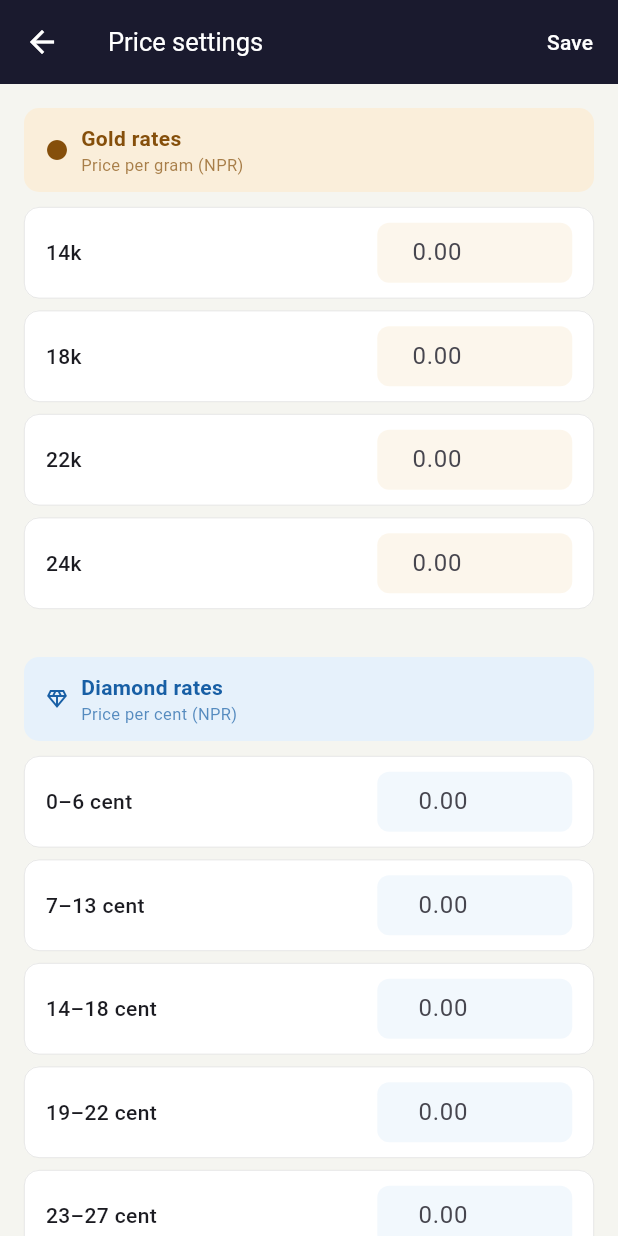
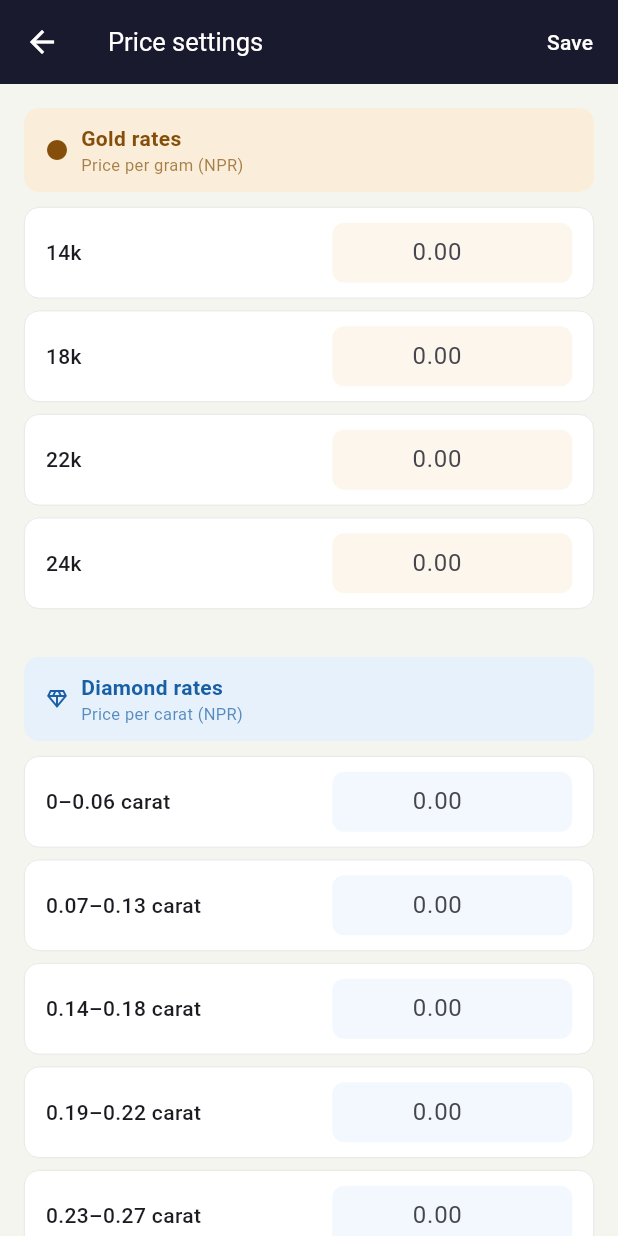
Before and after one commit to bsakriya22-lab/DiamondVault, a Flutter app: the PriceSettingsScreen screen opened directly, on a phone screen of 412 x 824 dp. Run offline on Flutter 3.47's test engine with Material 3 defaults, Android fonts, the phone set to English and light mode, and no system bars; our stand-ins replace cloud_firestore, firebase_auth, firebase_core, firebase_storage, image_picker; accounts and stored records are empty.

Commit message:
Update price calculator to use per-carat pricing and widen input fields

```diff
--- a/lib/screens/price_calculator_screen.dart
+++ b/lib/screens/price_calculator_screen.dart
@@ -82,18 +82,36 @@ class _PriceCalculatorScreenState extends State<PriceCalculatorScreen> {
     return diamonds.map((d) {
       final cat = d['category'] ?? '';
       final carats = (d['totalCarats'] as num?)?.toDouble() ?? 0;
-      final cents = carats * 100;
-      final rate = (dRates[cat] as num?)?.toDouble() ?? 0;
-      final price = cents * rate;
+      // Map old cent-based categories to new carat-based categories for backward compatibility
+      final mappedCat = _mapOldCategoryToNew(cat);
+      final rate = (dRates[mappedCat] as num?)?.toDouble() ?? 0;
+      final price = carats * rate;
       return {
-        'label': cat,
+        'label': mappedCat,
         'carats': carats,
-        'cents': cents,
         'rate': rate,
         'price': price,
         'pieces': d['pieces'] ?? 0,
       };
     }).toList();
+  }
+
+  // Map old cent-based categories to new carat-based categories
+  String _mapOldCategoryToNew(String oldCategory) {
+    const mapping = {
+      '0–6 cent': '0–0.06 carat',
+      '7–13 cent': '0.07–0.13 carat',
+      '14–18 cent': '0.14–0.18 carat',
+      '19–22 cent': '0.19–0.22 carat',
+      '23–27 cent': '0.23–0.27 carat',
+      '28–36 cent': '0.28–0.36 carat',
+      '37–43 cent': '0.37–0.43 carat',
+      '44–65 cent': '0.44–0.65 carat',
+      '66–80 cent': '0.66–0.80 carat',
+      '81–99 cent': '0.81–0.99 carat',
+    };
+    return mapping[oldCategory] ??
+        oldCategory; // Return original if no mapping found
   }
 
   double get _diamondSubtotal =>
@@ -324,8 +342,7 @@ class _PriceCalculatorScreenState extends State<PriceCalculatorScreen> {
                       rows: [
                         ..._diamondBreakdown.map((d) => _Row(
                               label: '${d['label']} · ${d['pieces']} pcs',
-                              detail:
-                                  '${d['carats']}ct = ${(d['cents'] as double).toStringAsFixed(1)} cent × NPR ${d['rate']}/cent',
+                              detail: '${d['carats']}ct × NPR ${d['rate']}/ct',
                               amount: d['price'] as double,
                             )),
                         if (_discountPct > 0)
--- a/lib/screens/price_settings_screen.dart
+++ b/lib/screens/price_settings_screen.dart
@@ -23,16 +23,16 @@ class _PriceSettingsScreenState extends State<PriceSettingsScreen> {
 
   // Diamond rates per cent
   final Map<String, TextEditingController> _diamondRates = {
-    '0–6 cent': TextEditingController(),
-    '7–13 cent': TextEditingController(),
-    '14–18 cent': TextEditingController(),
-    '19–22 cent': TextEditingController(),
-    '23–27 cent': TextEditingController(),
-    '28–36 cent': TextEditingController(),
-    '37–43 cent': TextEditingController(),
-    '44–65 cent': TextEditingController(),
-    '66–80 cent': TextEditingController(),
-    '81–99 cent': TextEditingController(),
+    '0–0.06 carat': TextEditingController(),
+    '0.07–0.13 carat': TextEditingController(),
+    '0.14–0.18 carat': TextEditingController(),
+    '0.19–0.22 carat': TextEditingController(),
+    '0.23–0.27 carat': TextEditingController(),
+    '0.28–0.36 carat': TextEditingController(),
+    '0.37–0.43 carat': TextEditingController(),
+    '0.44–0.65 carat': TextEditingController(),
+    '0.66–0.80 carat': TextEditingController(),
+    '0.81–0.99 carat': TextEditingController(),
     '1 carat & above': TextEditingController(),
   };
 
@@ -71,7 +71,11 @@ class _PriceSettingsScreenState extends State<PriceSettingsScreen> {
           if (_goldRates.containsKey(k)) _goldRates[k]!.text = '$v';
         });
         diamond.forEach((k, v) {
-          if (_diamondRates.containsKey(k)) _diamondRates[k]!.text = '$v';
+          // Handle migration from old cent-based to new carat-based categories
+          final migratedKey = _migrateDiamondCategoryKey(k);
+          if (_diamondRates.containsKey(migratedKey)) {
+            _diamondRates[migratedKey]!.text = '$v';
+          }
         });
         stone.forEach((k, v) {
           if (_stoneRates.containsKey(k)) _stoneRates[k]!.text = '$v';
@@ -172,7 +176,7 @@ class _PriceSettingsScreenState extends State<PriceSettingsScreen> {
                 const SizedBox(height: 24),
                 _sectionHeader(
                   'Diamond rates',
-                  'Price per cent (NPR)',
+                  'Price per carat (NPR)',
                   const Color(0xFFE6F1FB),
                   const Color(0xFF185FA5),
                   Icons.diamond_outlined,
@@ -181,7 +185,7 @@ class _PriceSettingsScreenState extends State<PriceSettingsScreen> {
                 ..._diamondRates.entries.map((e) => _rateRow(
                     e.key,
                     e.value,
-                    'NPR / cent',
+                    'NPR / carat',
                     const Color(0xFFE6F1FB),
                     const Color(0xFF185FA5))),
 
@@ -269,7 +273,7 @@ class _PriceSettingsScreenState extends State<PriceSettingsScreen> {
                   const TextStyle(fontSize: 14, fontWeight: FontWeight.w500)),
         ),
         SizedBox(
-          width: 130,
+          width: 160,
           child: TextFormField(
             controller: ctrl,
             keyboardType: TextInputType.number,
@@ -300,4 +304,21 @@ class _PriceSettingsScreenState extends State<PriceSettingsScreen> {
     for (final c in _stoneRates.values) c.dispose();
     super.dispose();
   }
+
+  // Migrate old cent-based category keys to new carat-based keys
+  String _migrateDiamondCategoryKey(String oldKey) {
+    const migrationMap = {
+      '0–6 cent': '0–0.06 carat',
+      '7–13 cent': '0.07–0.13 carat',
+      '14–18 cent': '0.14–0.18 carat',
+      '19–22 cent': '0.19–0.22 carat',
+      '23–27 cent': '0.23–0.27 carat',
+      '28–36 cent': '0.28–0.36 carat',
+      '37–43 cent': '0.37–0.43 carat',
+      '44–65 cent': '0.44–0.65 carat',
+      '66–80 cent': '0.66–0.80 carat',
+      '81–99 cent': '0.81–0.99 carat',
+    };
+    return migrationMap[oldKey] ?? oldKey;
+  }
 }
```
Also changed, not shown: 1 other file.
